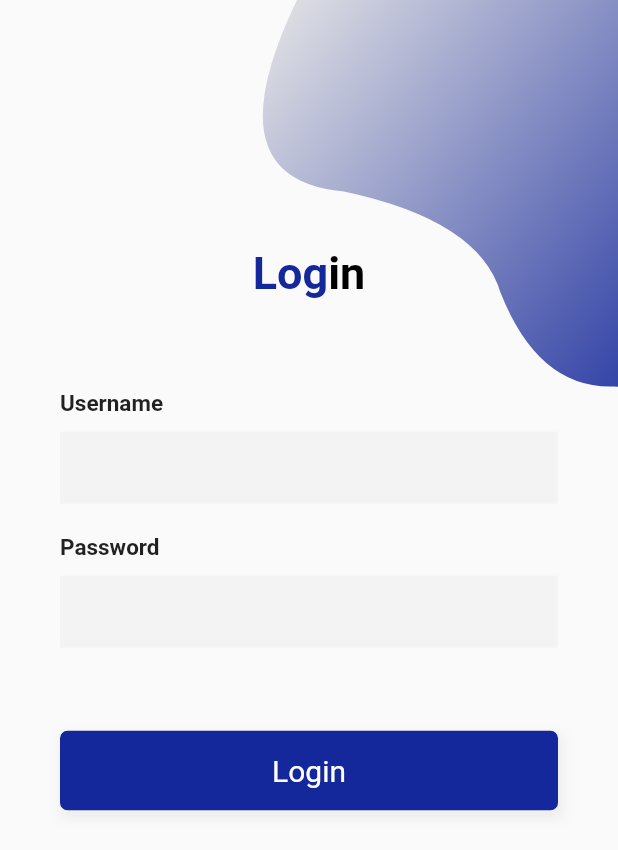
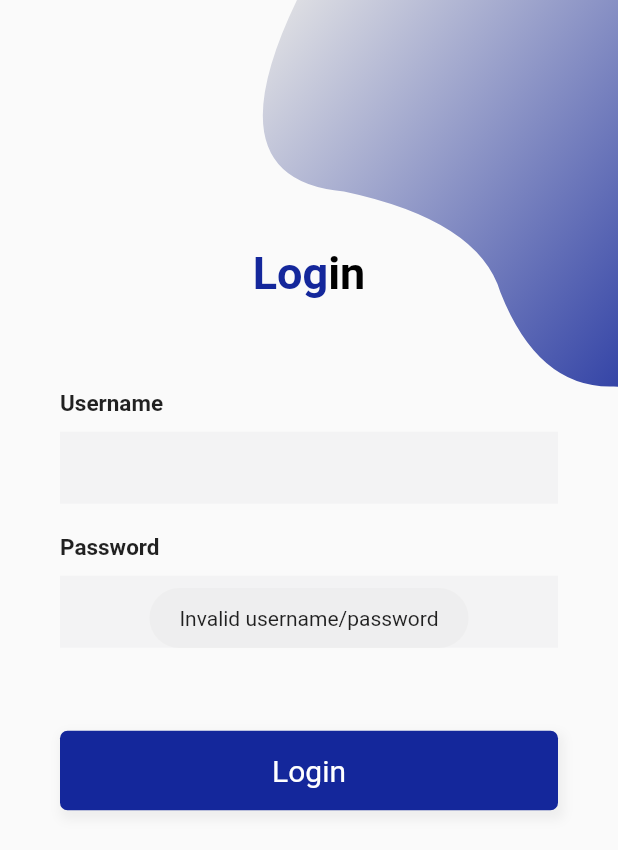
Before and after one commit to rizkyghofur/login_example, a Flutter app: the screen it shows after launch, after a tap on "Login", on a phone screen of 412 x 824 dp. Shown: the top 850 px of the screen. Run offline on Flutter 3.47's test engine with Material 2 defaults, Android fonts, the phone set to English and light mode, and no system bars; our stand-ins replace awesome_dialog, dio, fluttertoast, get_it, shared_preferences; missing offline and left inert: sqfentity, sqfentity_gen; generated files the repository leaves out were written again; network calls fail; statements that could not run were skipped.

```diff
--- a/lib/bloc/LoginBloc.dart
+++ b/lib/bloc/LoginBloc.dart
@@ -10,24 +10,21 @@ class LoginBloc {
 
   Future<LoginResponse> getLogin(String username, String password) async {
     try {
-      LoginResponse response = await loginRepository.getLogin(username, password);
+      LoginResponse response =
+          await loginRepository.getLogin(username, password);
       var randomId = new Random();
-      if (response.success == "1") {
-        util.putString(PreferencesUtil.userId, response.id);
-        util.putString(PreferencesUtil.name, response.username);
-        await Pengguna().select().toSingle().then((Pengguna user) async {
+      util.putString(PreferencesUtil.name, response.token);
+      if (response.token != null) {
+        await Pengguna().select().toSingle().then((user) async {
           if (user == null) {
             await Pengguna(
-                id: randomId.nextInt(5000),
-                id_pengguna: response.id,
-                nama_pengguna: response.username,
-                role: response.role)
+                    id: randomId.nextInt(5000), id_pengguna: response.token)
                 .save();
           }
         });
       }
-      // return response;
-      return loginRepository.getLogin(username, password);
+      return response;
+      // return loginRepository.getLogin(username, password);
     } catch (e) {
       return null;
     }
--- a/lib/constants/URLConstants.dart
+++ b/lib/constants/URLConstants.dart
@@ -1,3 +1,3 @@
 class UrlConstants {
-  static const link = "https://rizkyghofur.xyz/api/monitoring_siswa/login.php";
+  static const link = "https://reqres.in/api/login";
 }
--- a/lib/main.dart
+++ b/lib/main.dart
@@ -2,11 +2,21 @@ import 'package:flutter/material.dart';
 import 'package:login_example/page/LoginPage.dart';
 import 'package:login_example/utils/Injector.dart';
 import 'constants/Constants.dart';
+import 'model/sqliteModel.dart';
 
 void main() async {
   WidgetsFlutterBinding.ensureInitialized();
   await setupLocator();
   await baseDio();
+
+  final bool isInitialized = await AppDBModel().initializeDB();
+  if (isInitialized) {
+    runApp(
+      MyApp(),
+    );
+  } else {
+    debugPrint("fail to init db");
+  }
 
   runApp(MyApp());
 }
@@ -20,6 +30,7 @@ class MyApp extends StatelessWidget {
         primarySwatch: Colors.blue,
       ),
       home: LoginScreen(),
+      debugShowCheckedModeBanner: false,
     );
   }
 }
--- a/lib/model/request/LoginRequest.dart
+++ b/lib/model/request/LoginRequest.dart
@@ -4,10 +4,10 @@ part 'LoginRequest.g.dart';
 
 @JsonSerializable()
 class LoginRequest {
-  String username;
+  String email;
   String password;
 
-  LoginRequest({this.username, this.password});
+  LoginRequest({this.email, this.password});
 
   Map<String, dynamic> toJson() => _$LoginRequestToJson(this);
 
--- a/lib/model/response/LoginResponse.dart
+++ b/lib/model/response/LoginResponse.dart
@@ -1,14 +1,12 @@
 import 'package:json_annotation/json_annotation.dart';
 
 part 'LoginResponse.g.dart';
+
 @JsonSerializable()
 class LoginResponse {
-  String success;
-  String id;
-  String username;
-  String role;
+  String token;
 
-  LoginResponse({this.id, this.success, this.username, this.role});
+  LoginResponse({this.token});
 
   Map<String, dynamic> toJson() => _$LoginResponseToJson(this);
 
--- a/lib/page/LoginPage.dart
+++ b/lib/page/LoginPage.dart
@@ -4,6 +4,8 @@ import 'package:login_example/bloc/LoginBloc.dart';
 import 'package:login_example/component/customClipper.dart';
 import 'package:flutter/material.dart';
 import 'package:login_example/model/response/LoginResponse.dart';
+import 'package:login_example/model/sqliteModel.dart';
+import 'package:login_example/utils/SharedPrefs.dart';
 import 'HomePage.dart';
 
 class LoginScreen extends StatefulWidget {
@@ -13,7 +15,37 @@ class LoginScreen extends StatefulWidget {
   _LoginScreenState createState() => _LoginScreenState();
 }
 
+Future<bool> checkLogin() async {
+  bool isUser;
+  await Pengguna().select().toSingle().then((Pengguna user) async {
+    if (user != null) {
+      isUser = true;
+    } else {
+      isUser = false;
+    }
+  });
+  return isUser;
+}
+
 class _LoginScreenState extends State<LoginScreen> {
+  final PreferencesUtil util = PreferencesUtil();
+
+  @override
+  void initState() {
+    super.initState();
+    checkLogin().then((value) {
+      if (value && util.isKeyExists(PreferencesUtil.name)) {
+        Navigator.pushReplacement(
+          context,
+          MaterialPageRoute(
+            builder: (context) => HomeScreen(),
+          ),
+        );
+        print('An account has logged in');
+      }
+    });
+  }
+
   final LoginBloc loginBloc = LoginBloc();
   TextEditingController usernameController = new TextEditingController();
   TextEditingController passwordController = new TextEditingController();
@@ -129,21 +161,31 @@ class _LoginScreenState extends State<LoginScreen> {
                   SizedBox(height: height * .055),
                   GestureDetector(
                     onTap: () async {
-                      await loginBloc.getLogin(usernameController.text, passwordController.text).then((LoginResponse response){
-                        if(response.success == "1"){
+                      await loginBloc
+                          .getLogin(
+                              usernameController.text, passwordController.text)
+                          .then((LoginResponse response) {
+                        try {
+                          if (response.token == null) {
+                            Fluttertoast.showToast(
+                                msg: "Invalid username/password",
+                                toastLength: Toast.LENGTH_SHORT,
+                                gravity: ToastGravity.CENTER,
+                                timeInSecForIosWeb: 1);
+                          } else {
                             Navigator.pushReplacement(
                               context,
                               MaterialPageRoute(
                                 builder: (context) => HomeScreen(),
                               ),
                             );
-                        } else {
+                          }
+                        } catch (e) {
                           Fluttertoast.showToast(
                               msg: "Invalid username/password",
                               toastLength: Toast.LENGTH_SHORT,
                               gravity: ToastGravity.CENTER,
-                              timeInSecForIosWeb: 1
-                          );
+                              timeInSecForIosWeb: 1);
                         }
                       });
                     },
--- a/lib/repository/LoginRepository.dart
+++ b/lib/repository/LoginRepository.dart
@@ -1,5 +1,4 @@
 import 'package:dio/dio.dart';
-import 'package:login_example/constants/Constants.dart';
 import 'package:login_example/constants/UrlConstants.dart';
 import 'package:login_example/model/request/LoginRequest.dart';
 import 'package:login_example/model/response/LoginResponse.dart';
@@ -8,15 +7,15 @@ import 'package:login_example/utils/Injector.dart';
 class LoginRepository {
   final Dio dio = locator<Dio>();
 
-  Future<LoginResponse> getLogin(String username, String password) async {
+  Future<LoginResponse> getLogin(String email, String password) async {
     try {
       LoginRequest request = new LoginRequest();
-      request.username = username;
+      request.email = email;
       request.password = password;
 
-      dio.options.contentType = "application/x-www-form-urlencoded";
-      Response response = await dio.post(UrlConstants.link,
-          data: request.toJson());
+      dio.options.contentType = "application/json";
+      Response response =
+          await dio.post(UrlConstants.link, data: request.toJson());
 
       var map = Map<String, dynamic>.from(response.data);
       var fetchedResponse = LoginResponse.fromJson(map);
--- a/pubspec.yaml
+++ b/pubspec.yaml
@@ -29,6 +29,7 @@ dependencies:
   # Use with the CupertinoIcons class for iOS style icons.
   cupertino_icons: ^1.0.2
   fluttertoast: ^7.1.8
+  awesome_dialog: ^1.3.2
 
   #networking
   dio: ^3.0.8
```
Also changed, not shown: lib/page/HomePage.dart (+25 -6 lines), lib/model/request/LoginRequest.g.dart, lib/model/response/LoginResponse.g.dart, pubspec.lock, 1 other file. Lines whose indentation alone changed are shown as unchanged.
